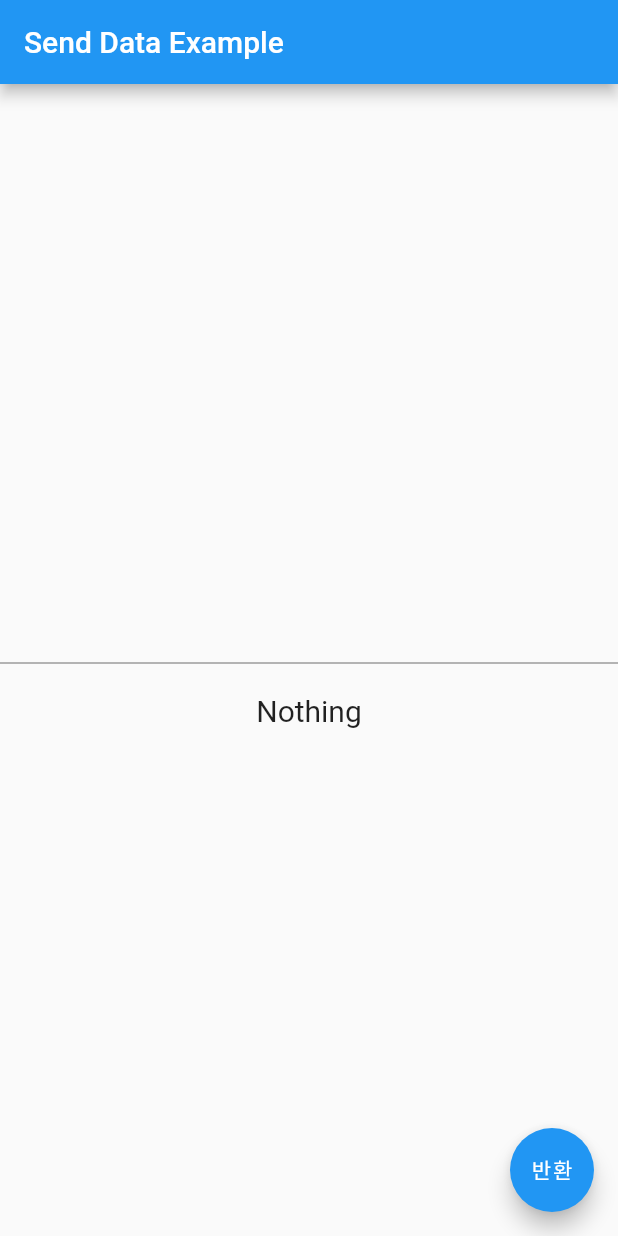
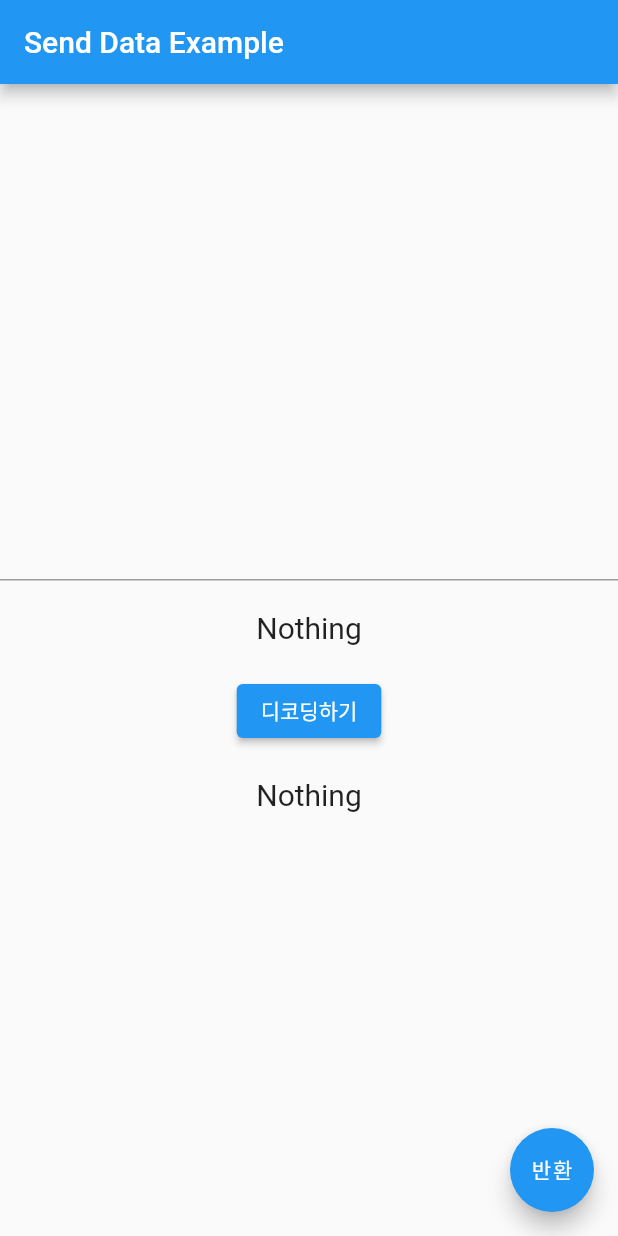
Before and after one commit to jongchan988/flutter-webview-app, a Flutter app: the screen it shows after launch, on a phone screen of 412 x 824 dp. Run offline on Flutter 3.47's test engine with Material 2 defaults, Android fonts, the phone set to English and light mode, and no system bars; our stand-ins replace dio, shared_preferences, sqflite; accounts and stored records are empty.

Commit message:
feat: android base64 변환 함수 적용

```diff
--- a/lib/send_data_example.dart
+++ b/lib/send_data_example.dart
@@ -12,6 +12,7 @@ class _SendDataExample extends State<SendDataExample> {
 
   TextEditingController controller = new TextEditingController();
   String _changeText = 'Nothing';
+  String _reChangedText = 'Nothing';
 
   @override
   Widget build (BuildContext context){
@@ -32,6 +33,22 @@ class _SendDataExample extends State<SendDataExample> {
               ),
               Text(
                 _changeText,
+                style: TextStyle(fontSize: 20),
+              ),
+              SizedBox(
+                height: 20,
+              ),
+              ElevatedButton(
+                onPressed: (){
+                  _decodeText(_changeText);
+                },
+                child: Text('디코딩하기'),
+              ),
+              SizedBox(
+                height: 20,
+              ),
+              Text(
+                _reChangedText,
                 style: TextStyle(fontSize: 20),
               )
             ],
@@ -55,4 +72,11 @@ class _SendDataExample extends State<SendDataExample> {
       _changeText = result;
     });
   }
+
+  void _decodeText(String changeText) async {
+    final String result = await platform.invokeMethod('getDecode', changeText);
+    setState(() {
+      _reChangedText = result;
+    });
+  }
 }
```
Also changed, not shown: 2 other files.
